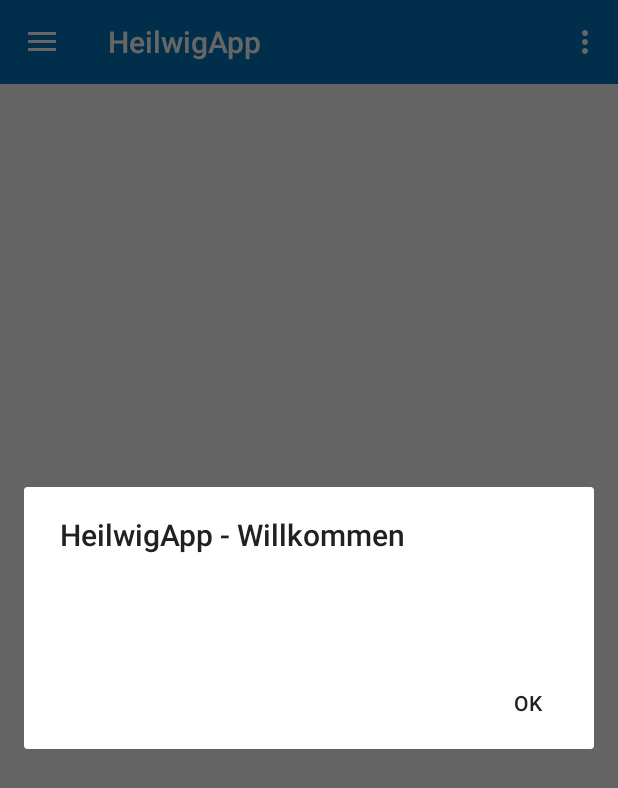
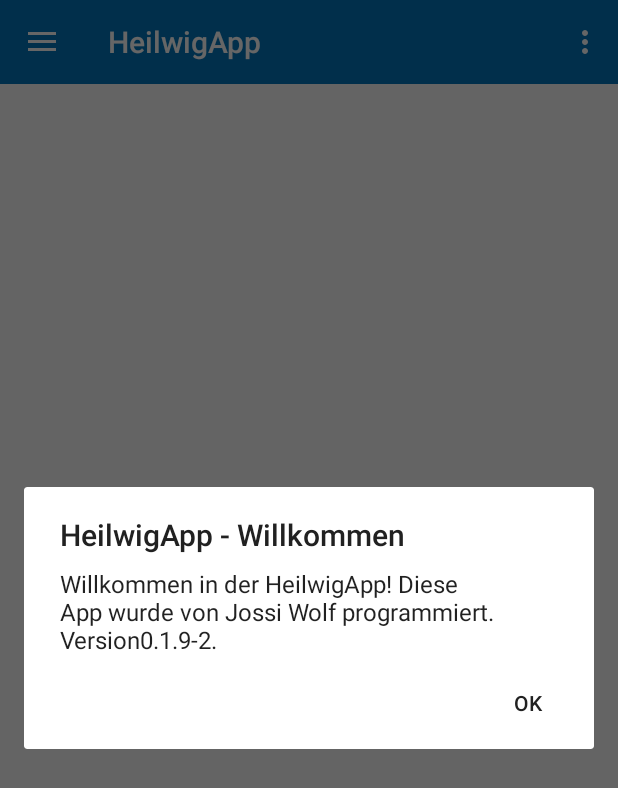
Before and after one commit to XinyueZ/HeilwigApp, an Android app: the screen it shows after launch (MainActivity), after a tap on "Heilwig Gymnasium", on a phone screen of 412 x 824 dp. Shown: the top 788 px of the screen. Run offline under Robolectric (Android 15) with nearby library versions, the phone set to English and light mode, and no system bars; 3 statements that could not run were skipped; 1 other tap on this screen came first.

Commit message:
Fix text-color on hello-dialog

```diff
--- a/app/src/main/java/wolf/de/justtestingsomestuff/activities/MainActivity.java
+++ b/app/src/main/java/wolf/de/justtestingsomestuff/activities/MainActivity.java
@@ -243,9 +243,9 @@ public class MainActivity extends ActionBarActivity {
 
         if (settings.getBoolean("firststart", true)) {
 
-            new AlertDialog.Builder(this)
+            new AlertDialog.Builder(this, R.style.AlertDialogCustom)
                     .setTitle(R.string.hello_title)
-                    .setMessage(getString(R.string.hello_message) + aversion)
+                    .setMessage(getString(R.string.hello_message) + aversion + ".")
                     .setPositiveButton(android.R.string.ok, null)
                     .show();
 
--- a/app/src/main/res/values-v21/styles.xml
+++ b/app/src/main/res/values-v21/styles.xml
@@ -12,10 +12,6 @@
         <item name="android:textColorSecondary">@android:color/white</item>
         <item name="actionMenuTextColor">@android:color/white</item>
         <item name="android:textColor">@color/text</item>
-
-        <item name="android:timePickerDialogTheme">@style/AlertDialogCustom</item>
-        <item name="android:datePickerDialogTheme">@style/AlertDialogCustom</item>
-        <item name="android:alertDialogTheme">@style/AlertDialogCustom</item>
     </style>
 
     <style name="DrawerArrowStyle" parent="Widget.AppCompat.DrawerArrowToggle">
@@ -23,9 +19,9 @@
         <item name="color">@android:color/white</item>
     </style>
 
-    <style name="AlertDialogCustom" parent="android:Theme.Material.Light.Dialog.Alert">
+    <style name="AlertDialogCustom" parent="Theme.AppCompat.Light.Dialog.Alert">
         <item name="android:colorPrimary">@color/text</item>
-        <item name="android:colorAccent">@color/text</item>
+        <item name="android:colorAccent">?attr/colorAccent</item>
     </style>
 
 </resources>
```
